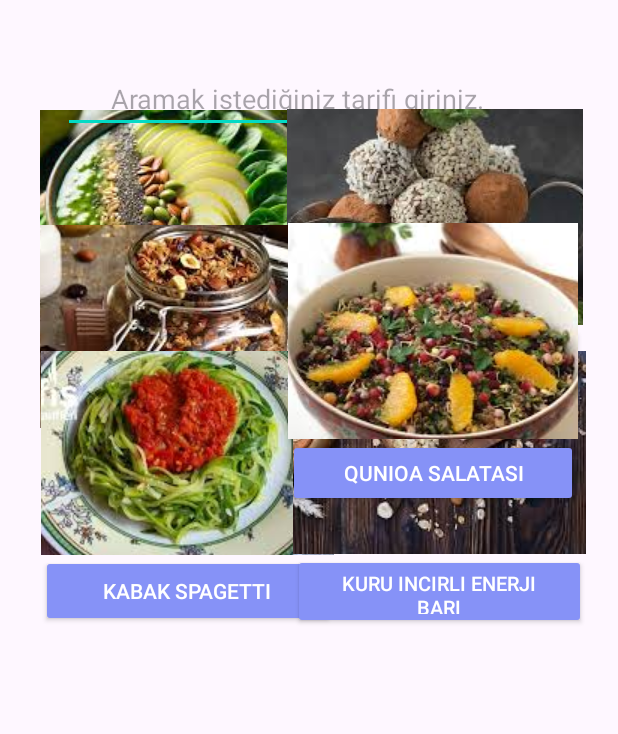
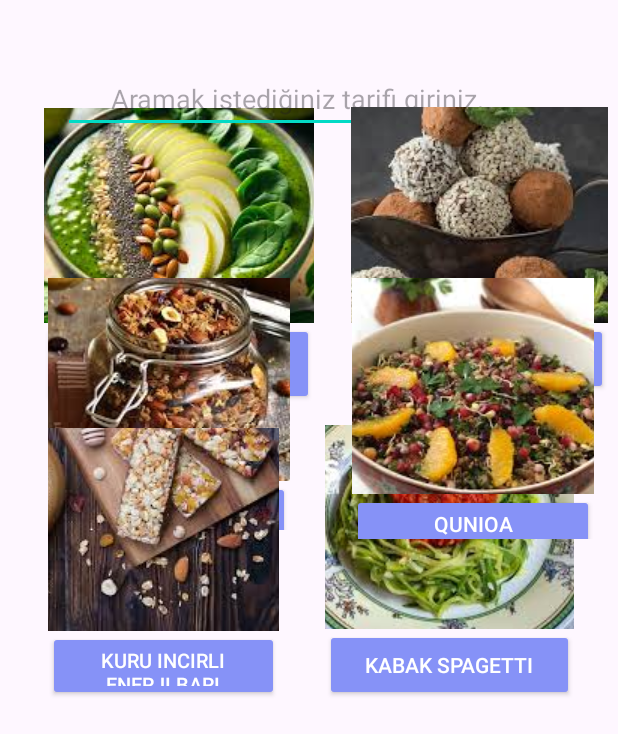
Before and after one commit to zeynep-tkn/MyHealthAssistantMobileApp, an Android app built with Jetpack Compose: the saglikliTarifler screen opened directly, with no data from a screen before it, on a phone screen of 412 x 824 dp. Shown: the top 734 px of the screen. Run offline under Robolectric (Android 15) with nearby library versions, the phone set to English and light mode, and no system bars.

Commit message:
sağlıklı tarifler sayfasında güncelleme yapıldı

```diff
--- a/app/src/main/res/layout/activity_saglikli_tarifler.xml
+++ b/app/src/main/res/layout/activity_saglikli_tarifler.xml
@@ -9,15 +9,15 @@
 
     <LinearLayout
         android:id="@+id/linearLayout26"
-        android:layout_width="197dp"
-        android:layout_height="185dp"
+        android:layout_width="180dp"
+        android:layout_height="200dp"
         android:orientation="vertical"
         app:layout_constraintBottom_toBottomOf="parent"
         app:layout_constraintEnd_toEndOf="parent"
         app:layout_constraintHorizontal_bias="0.125"
         app:layout_constraintStart_toStartOf="parent"
         app:layout_constraintTop_toTopOf="parent"
-        app:layout_constraintVertical_bias="0.115" >
+        app:layout_constraintVertical_bias="0.115">
 
         <ImageButton
             android:id="@+id/imageButton12"
@@ -80,15 +80,15 @@
 
     <LinearLayout
         android:id="@+id/linearLayout27"
-        android:layout_width="197dp"
-        android:layout_height="185dp"
+        android:layout_width="171dp"
+        android:layout_height="201dp"
         android:orientation="vertical"
         app:layout_constraintBottom_toBottomOf="parent"
         app:layout_constraintEnd_toEndOf="parent"
-        app:layout_constraintHorizontal_bias="0.891"
+        app:layout_constraintHorizontal_bias="0.971"
         app:layout_constraintStart_toStartOf="parent"
         app:layout_constraintTop_toTopOf="parent"
-        app:layout_constraintVertical_bias="0.114" >
+        app:layout_constraintVertical_bias="0.115">
 
         <ImageButton
             android:id="@+id/imageButton23"
@@ -108,15 +108,15 @@
 
     <LinearLayout
         android:id="@+id/linearLayout28"
-        android:layout_width="197dp"
-        android:layout_height="183dp"
+        android:layout_width="161dp"
+        android:layout_height="168dp"
         android:orientation="vertical"
         app:layout_constraintBottom_toBottomOf="parent"
         app:layout_constraintEnd_toEndOf="parent"
-        app:layout_constraintHorizontal_bias="0.125"
+        app:layout_constraintHorizontal_bias="0.127"
         app:layout_constraintStart_toStartOf="parent"
         app:layout_constraintTop_toTopOf="parent"
-        app:layout_constraintVertical_bias="0.234" >
+        app:layout_constraintVertical_bias="0.283">
 
         <ImageButton
             android:id="@+id/imageButton14"
@@ -136,15 +136,15 @@
 
     <LinearLayout
         android:id="@+id/linearLayout30"
-        android:layout_width="195dp"
-        android:layout_height="185dp"
+        android:layout_width="166dp"
+        android:layout_height="188dp"
         android:orientation="vertical"
         app:layout_constraintBottom_toBottomOf="parent"
         app:layout_constraintEnd_toEndOf="parent"
-        app:layout_constraintHorizontal_bias="0.125"
+        app:layout_constraintHorizontal_bias="0.88"
         app:layout_constraintStart_toStartOf="parent"
         app:layout_constraintTop_toTopOf="parent"
-        app:layout_constraintVertical_bias="0.366" >
+        app:layout_constraintVertical_bias="0.445">
 
         <ImageButton
             android:id="@+id/imageButton22"
@@ -163,15 +163,15 @@
 
     <LinearLayout
         android:id="@+id/linearLayout31"
-        android:layout_width="195dp"
-        android:layout_height="185dp"
+        android:layout_width="154dp"
+        android:layout_height="182dp"
         android:orientation="vertical"
         app:layout_constraintBottom_toBottomOf="parent"
         app:layout_constraintEnd_toEndOf="parent"
-        app:layout_constraintHorizontal_bias="0.902"
+        app:layout_constraintHorizontal_bias="0.125"
         app:layout_constraintStart_toStartOf="parent"
         app:layout_constraintTop_toTopOf="parent"
-        app:layout_constraintVertical_bias="0.366" >
+        app:layout_constraintVertical_bias="0.444">
 
         <ImageButton
             android:id="@+id/imageButton24"
@@ -187,31 +187,27 @@
             android:text="kuru incirli enerji barı"
             android:textSize="13sp" />
 
+        <ImageButton
+            android:id="@+id/imageButton2"
+            android:layout_width="match_parent"
+            android:layout_height="wrap_content"
+            app:layout_constraintBottom_toBottomOf="parent"
+            app:layout_constraintTop_toTopOf="parent"
+            tools:srcCompat="@tools:sample/avatars" />
+
     </LinearLayout>
 
     <LinearLayout
-        android:id="@+id/linearLayout32"
-        android:layout_width="195dp"
-        android:layout_height="185dp"
+        android:id="@+id/linearLayout29"
+        android:layout_width="161dp"
+        android:layout_height="174dp"
         android:orientation="vertical"
         app:layout_constraintBottom_toBottomOf="parent"
         app:layout_constraintEnd_toEndOf="parent"
-        app:layout_constraintHorizontal_bias="0.281"
+        app:layout_constraintHorizontal_bias="0.935"
         app:layout_constraintStart_toStartOf="parent"
         app:layout_constraintTop_toTopOf="parent"
-        app:layout_constraintVertical_bias="0.55"></LinearLayout>
-
-    <LinearLayout
-        android:id="@+id/linearLayout29"
-        android:layout_width="193dp"
-        android:layout_height="189dp"
-        android:orientation="vertical"
-        app:layout_constraintBottom_toBottomOf="parent"
-        app:layout_constraintEnd_toEndOf="parent"
-        app:layout_constraintHorizontal_bias="0.879"
-        app:layout_constraintStart_toStartOf="parent"
-        app:layout_constraintTop_toTopOf="parent"
-        app:layout_constraintVertical_bias="0.234">
+        app:layout_constraintVertical_bias="0.285">
 
         <ImageButton
             android:id="@+id/imageButton16"
@@ -223,7 +219,7 @@
             android:id="@+id/button27"
             style="@style/Widget.AppCompat.Button"
             android:layout_width="match_parent"
-            android:layout_height="wrap_content"
+            android:layout_height="37dp"
             android:text="qunioa salatası" />
 
     </LinearLayout>
```
